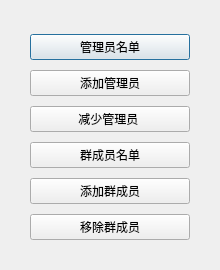
Qt form client_Trial/UI/grouptools.ui (ZerooVector/ChatProject) before a commit.
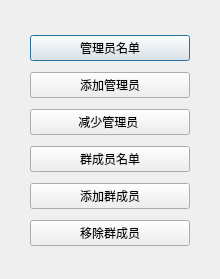
The same form after that commit.

```diff
--- a/client_Trial/UI/grouptools.ui
+++ b/client_Trial/UI/grouptools.ui
@@ -7,7 +7,7 @@
     <x>0</x>
     <y>0</y>
     <width>220</width>
-    <height>270</height>
+    <height>279</height>
    </rect>
   </property>
   <property name="windowTitle">
@@ -19,7 +19,7 @@
      <x>30</x>
      <y>30</y>
      <width>160</width>
-     <height>218</height>
+     <height>224</height>
     </rect>
    </property>
    <layout class="QVBoxLayout" name="GroupTools_2">
```
